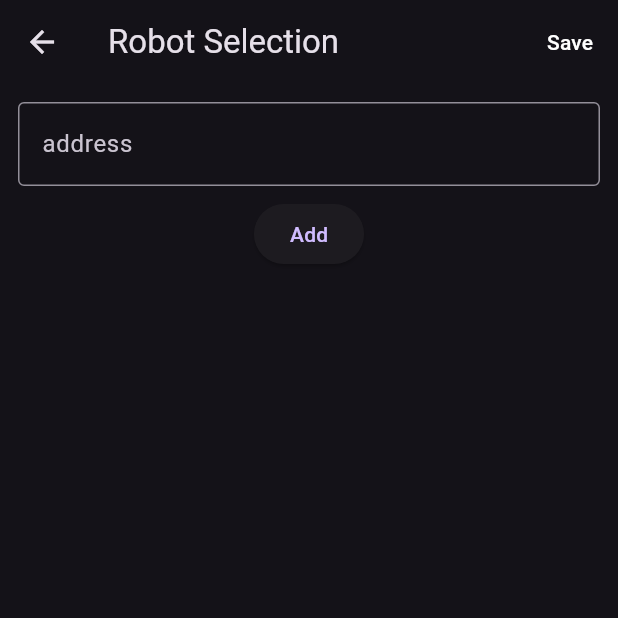
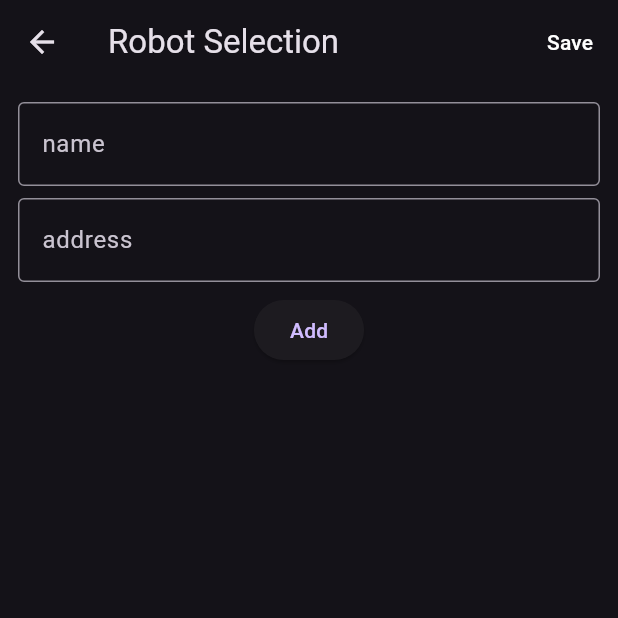
Before and after one commit to kn6orm/r2k9, a Flutter app: the ManageServersPage screen opened directly with empty values, after a tap on "Add", on a phone screen of 412 x 824 dp, the top half of it. Run offline on Flutter 3.47's test engine with Material 3 defaults, Android fonts, the phone set to English and light mode, and no system bars; our stand-ins replace shared_preferences; accounts and stored records are empty.

Commit message:
add disconnect button

```diff
--- a/ui/lib/main.dart
+++ b/ui/lib/main.dart
@@ -406,6 +406,11 @@ class _TeleopDashboardState extends State<TeleopDashboard> {
           ),
         ],
       ),
+      floatingActionButton: FloatingActionButton(
+        onPressed: _isConnected ? _closeConnection : null,
+        child: const Icon(Icons.link_off),
+        tooltip: 'Disconnect from server',
+      ),
       body: Padding(
         padding: const EdgeInsets.all(16.0),
         child: Column(
@@ -587,6 +592,7 @@ class ManageServersPage extends StatefulWidget {
 
 class _ManageServersPageState extends State<ManageServersPage> {
   late List<Map<String, String>> _servers;
+  final TextEditingController _nameController = TextEditingController();
   final TextEditingController _addressController = TextEditingController();
 
   @override
@@ -597,17 +603,20 @@ class _ManageServersPageState extends State<ManageServersPage> {
 
   @override
   void dispose() {
+    _nameController.dispose();
     _addressController.dispose();
     super.dispose();
   }
 
   void _addServer() {
     final address = _addressController.text.trim();
+    final name = _nameController.text.trim();
     if (address.isEmpty) return;
-    final entry = {'name': address, 'address': address};
+    final entry = {'name': name.isEmpty ? address : name, 'address': address};
     setState(() {
       _servers.removeWhere((e) => e['address'] == address);
       _servers.insert(0, entry);
+      _nameController.clear();
       _addressController.clear();
     });
   }
@@ -661,6 +670,14 @@ class _ManageServersPageState extends State<ManageServersPage> {
           child: Column(
             children: [
               TextField(
+                controller: _nameController,
+                decoration: const InputDecoration(
+                  labelText: 'name',
+                  border: OutlineInputBorder(),
+                ),
+              ),
+              const SizedBox(height: 8),
+              TextField(
                 controller: _addressController,
                 decoration: const InputDecoration(
                   labelText: 'address',
```
Also changed, not shown: 1 other file.
